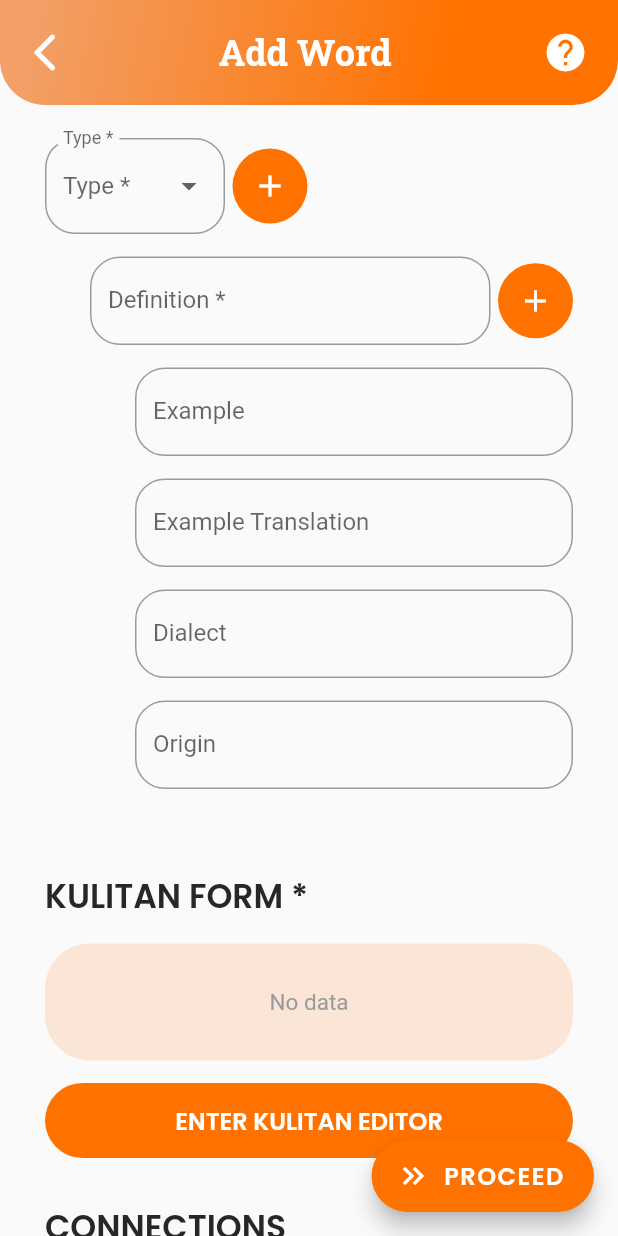
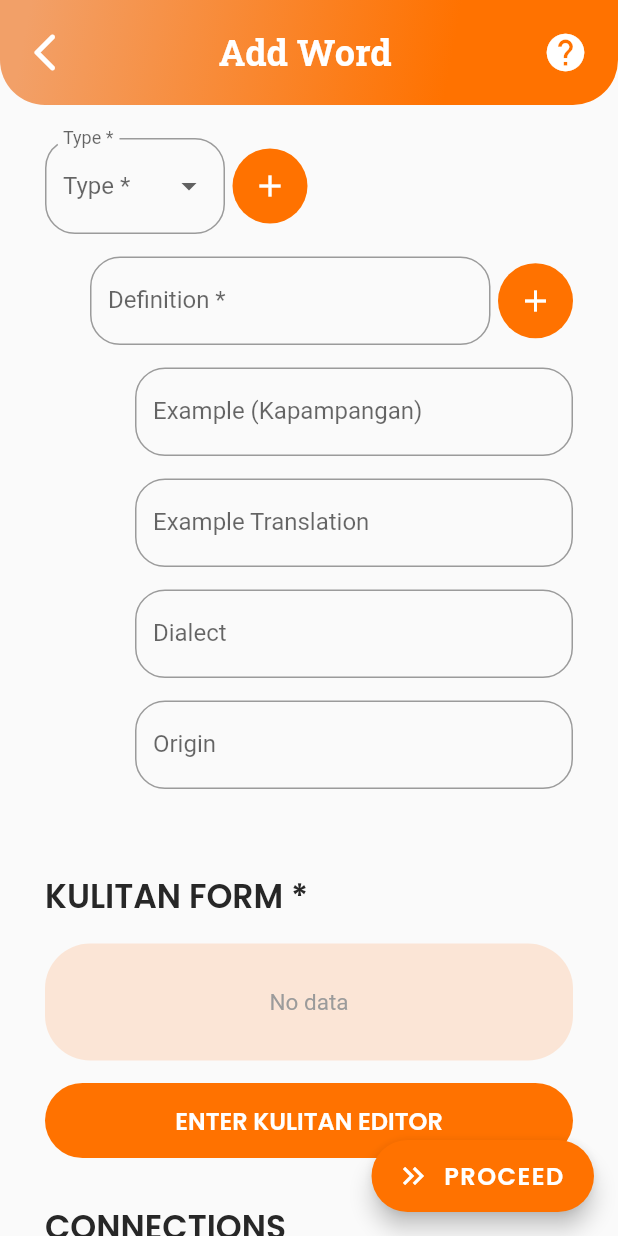
Before and after one commit to erlsthetic/amanu-kp-dictionary, a Flutter app: the AddWordPage screen opened directly, scrolled down 576 dp, on a phone screen of 412 x 824 dp. Run offline on Flutter 3.47's test engine with Material 2 defaults, Android fonts, the phone set to English and light mode, and no system bars; our stand-ins replace audioplayers, cloud_firestore, connectivity_plus, file_picker, firebase_auth, firebase_core and 14 more; missing offline and left inert: audio_waveforms, coast, sortedmap, textfield_tags, themed; accounts and stored records are empty; statements that could not run were skipped.

Commit message:
UI changes on add page form

```diff
--- a/lib/components/dictionary_card.dart
+++ b/lib/components/dictionary_card.dart
@@ -406,7 +406,7 @@ class DictionaryCard extends StatelessWidget {
           ),
           Container(
             alignment: Alignment.center,
-            padding: EdgeInsets.fromLTRB(30, 0, 30, 10),
+            padding: EdgeInsets.fromLTRB(30, 10, 30, 10),
             width: double.infinity,
             child: kulitanString == ''
                 ? Container(
--- a/lib/screens/user_tools/add_word_page.dart
+++ b/lib/screens/user_tools/add_word_page.dart
@@ -97,6 +97,21 @@ class AddWordPage extends StatelessWidget {
                             SizedBox(
                               height: 15.0,
                             ),
+                            Container(
+                              width: double.infinity,
+                              child: Text(
+                                tPronunciation + " *",
+                                textAlign: TextAlign.left,
+                                style: GoogleFonts.poppins(
+                                  fontSize: 15.0,
+                                  fontWeight: FontWeight.normal,
+                                  color: disabledGrey,
+                                ),
+                              ),
+                            ),
+                            SizedBox(
+                              height: 8.0,
+                            ),
                             TextFormField(
                               controller: controller.phoneticController,
                               validator: (value) {
@@ -115,21 +130,6 @@ class AddWordPage extends StatelessWidget {
                             ),
                             SizedBox(
                               height: 15.0,
-                            ),
-                            Container(
-                              width: double.infinity,
-                              child: Text(
-                                tPronunciation + " *",
-                                textAlign: TextAlign.left,
-                                style: GoogleFonts.poppins(
-                                  fontSize: 15.0,
-                                  fontWeight: FontWeight.normal,
-                                  color: disabledGrey,
-                                ),
-                              ),
-                            ),
-                            SizedBox(
-                              height: 8.0,
                             ),
                             StudioFormField(
                                 controller: controller,
--- a/lib/screens/user_tools/widgets/preview_page.dart
+++ b/lib/screens/user_tools/widgets/preview_page.dart
@@ -162,6 +162,7 @@ class PreviewPage extends StatelessWidget {
               screenPadding: screenPadding,
               title: controller.word,
               secondIcon: Icons.bookmark_outline_rounded,
+              secondIconDisabled: true,
             ),
           ],
         ));
--- a/lib/utils/constants/text_strings.dart
+++ b/lib/utils/constants/text_strings.dart
@@ -89,7 +89,7 @@ const String tInfoSec = "Information";
 const String tWordType = "Type";
 const String tCustomWordType = "Custom type";
 const String tDefinition = "Definition";
-const String tExample = "Example";
+const String tExample = "Example (Kapampangan)";
 const String tExTrans = "Example Translation";
 const String tDialect = "Dialect";
 const String tOrigin = "Origin";
```
